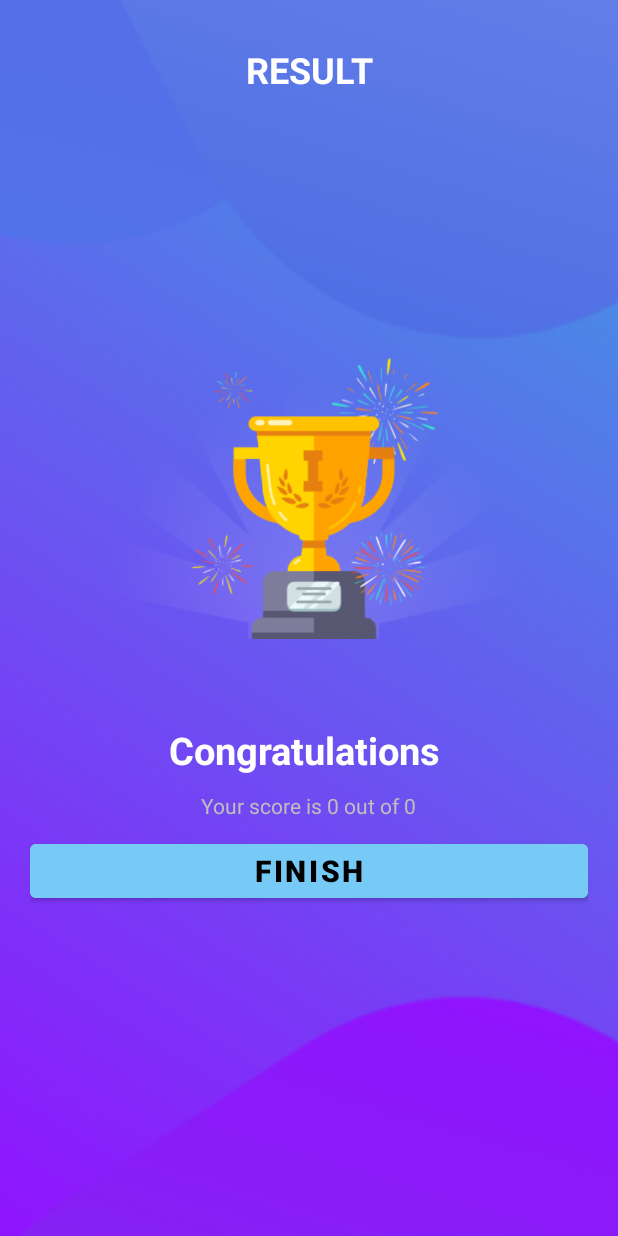
After one commit to GirishKumarDV/QuizApp, an Android app: the ResultActivity screen opened directly, with no data from a screen before it, on a phone screen of 412 x 824 dp. The commit adds this screen. Run offline under Robolectric (Android 15) with nearby library versions, the phone set to English and light mode, and no system bars.

Commit message:
added scoring

```diff
--- a/app/src/main/AndroidManifest.xml
+++ b/app/src/main/AndroidManifest.xml
@@ -14,6 +14,9 @@
         android:theme="@style/Theme.QuizApp"
         tools:targetApi="31">
         <activity
+            android:name=".ResultActivity"
+            android:exported="false" />
+        <activity
             android:name=".QuizQuestionsActivity"
             android:exported="false" />
         <activity
--- a/app/src/main/java/com/example/quizapp/Constants.kt
+++ b/app/src/main/java/com/example/quizapp/Constants.kt
@@ -1,6 +1,11 @@
 package com.example.quizapp
 
 object Constants {
+
+    const val USERNAME:String = "username"
+    const val TOTAL_QUESTIONS:String = "total_questions"
+    const val CORRECT_ANSWERS:String = "correct_answers"
+
     fun getQuestions():ArrayList<Question>{
         val questionsList = ArrayList<Question>()
         val q1 = Question(
--- a/app/src/main/java/com/example/quizapp/MainActivity.kt
+++ b/app/src/main/java/com/example/quizapp/MainActivity.kt
@@ -15,6 +15,7 @@ class MainActivity : AppCompatActivity() {
                 Toast.makeText(this,"Please Enter your name", Toast.LENGTH_LONG).show()
             }else{
                 val intent = Intent(this,QuizQuestionsActivity::class.java)
+                intent.putExtra(Constants.USERNAME,nameET.text.toString())
                 startActivity(intent)
                 finish()
             }
--- /dev/null
+++ b/app/src/main/java/com/example/quizapp/ResultActivity.kt
@@ -0,0 +1,22 @@
+package com.example.quizapp
+
+import android.content.Intent
+import androidx.appcompat.app.AppCompatActivity
+import android.os.Bundle
+import kotlinx.android.synthetic.main.activity_result.*
+
+class ResultActivity : AppCompatActivity() {
+    override fun onCreate(savedInstanceState: Bundle?) {
+        super.onCreate(savedInstanceState)
+        setContentView(R.layout.activity_result)
+        nameTv.text = intent.getStringExtra(Constants.USERNAME)
+        val correctAns = intent.getIntExtra(Constants.CORRECT_ANSWERS,0)
+        val numQues = intent.getIntExtra(Constants.TOTAL_QUESTIONS,0)
+
+        scoreTv.text = "Your score is $correctAns out of $numQues"
+
+        finishBtn.setOnClickListener {
+            startActivity(Intent(this,MainActivity::class.java))
+        }
+    }
+}
--- /dev/null
+++ b/app/src/main/res/layout/activity_result.xml
@@ -0,0 +1,74 @@
+<?xml version="1.0" encoding="utf-8"?>
+<LinearLayout xmlns:android="http://schemas.android.com/apk/res/android"
+    xmlns:app="http://schemas.android.com/apk/res-auto"
+    xmlns:tools="http://schemas.android.com/tools"
+    android:layout_width="match_parent"
+    android:layout_height="match_parent"
+    android:orientation="vertical"
+    android:gravity="center_horizontal"
+    android:padding="20dp"
+    android:background="@drawable/ic_bg"
+    tools:context=".ResultActivity">
+    <TextView
+        android:id="@+id/resultTv"
+        android:layout_width="match_parent"
+        android:layout_height="wrap_content"
+        android:text="RESULT"
+        android:gravity="center"
+        android:layout_margin="10dp"
+        android:textSize="24dp"
+        android:textColor="@color/white"
+        android:textStyle="bold" />
+    <ImageView
+        android:id="@+id/trophyIv"
+        android:layout_width="wrap_content"
+        android:layout_height="400dp"
+        android:contentDescription="Trophy Image"
+        android:src="@drawable/ic_trophy"/>
+
+    <LinearLayout
+        android:layout_width="match_parent"
+        android:layout_height="wrap_content"
+        android:layout_gravity="center"
+        android:gravity="center"
+        android:orientation="horizontal"
+        android:padding="10dp">
+
+        <TextView
+            android:id="@+id/congoTv"
+            android:layout_width="wrap_content"
+            android:layout_height="wrap_content"
+            android:text="Congratulations"
+            android:textColor="@color/white"
+            android:textSize="25sp"
+            android:textStyle="bold" />
+
+        <TextView
+            android:id="@+id/nameTv"
+            android:layout_width="wrap_content"
+            android:layout_height="wrap_content"
+            android:layout_marginLeft="5dp"
+            tools:text="Name"
+            android:textColor="@color/white"
+            android:textSize="25sp"
+            android:textStyle="bold" />
+    </LinearLayout>
+    <TextView
+        android:id="@+id/scoreTv"
+        android:layout_width="wrap_content"
+        android:layout_height="wrap_content"
+        android:text="Your score is 5 out of 7"
+        android:textColor="@android:color/secondary_text_dark"
+        tools:textSize="20sp"
+        />
+    <Button
+        android:id="@+id/finishBtn"
+        android:text="FINISH"
+        android:textColor="@color/black"
+        android:textSize="20sp"
+        android:layout_marginTop="10dp"
+        android:backgroundTint="#76CAF5"
+        android:textStyle="bold"
+        android:layout_width="match_parent"
+        android:layout_height="wrap_content"/>
+</LinearLayout>
```
Also changed, not shown: app/src/main/java/com/example/quizapp/QuizQuestionsActivity.kt (+54 -1 lines), app/src/main/res/drawable-v24/correct_option_border_bg.xml (added, +8 -0 lines), app/src/main/res/drawable-v24/wrong_option_border_bg.xml (added, +8 -0 lines), app/src/main/res/drawable-v24/ic_trophy.png (added), app/src/main/res/drawable-v24/trophy.jpg (added).
